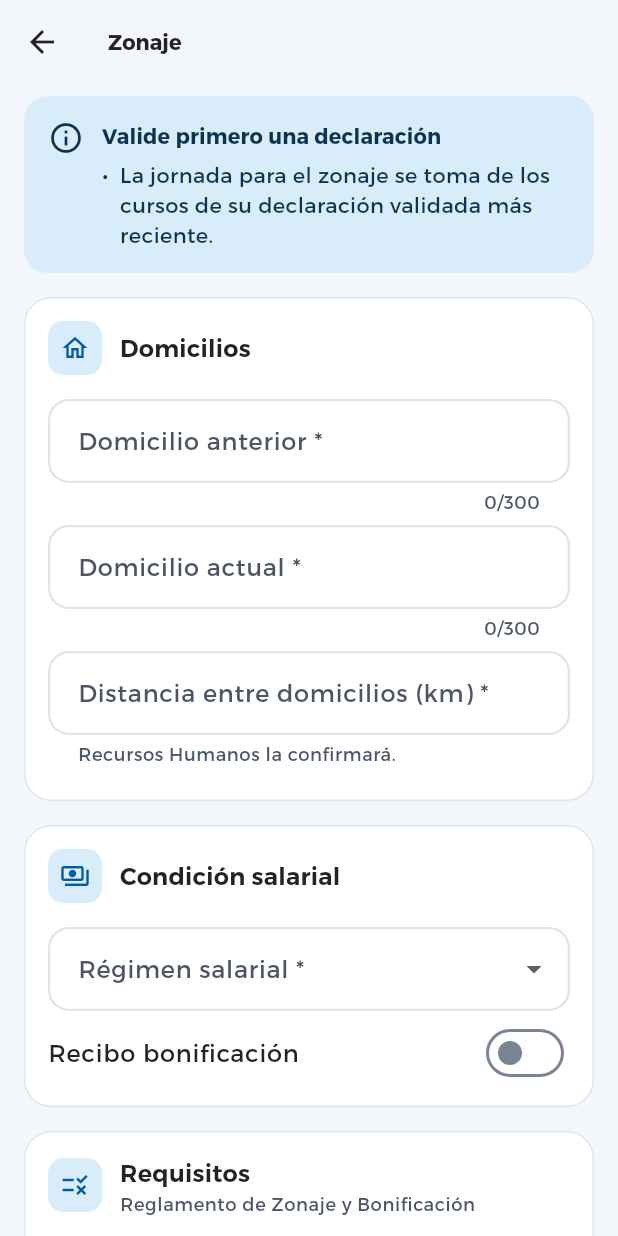
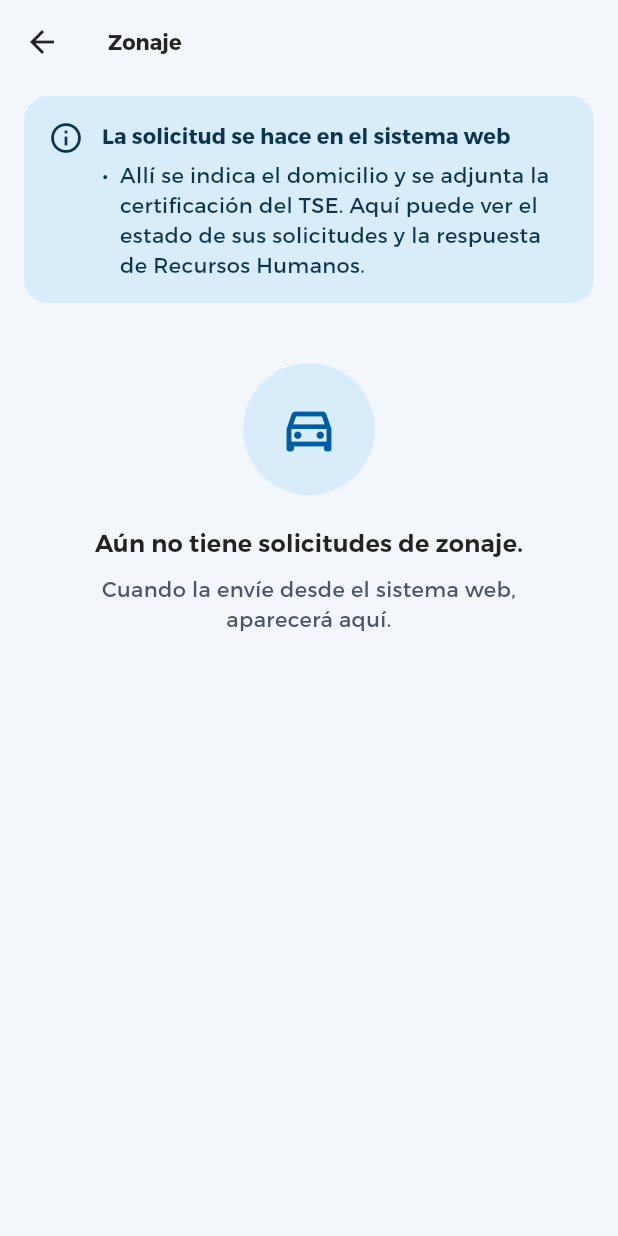
Before and after one commit to CrisSalas07/DeclaraUCR, a Flutter app: the ZonajeScreen screen opened directly, on a phone screen of 412 x 824 dp. Run offline on Flutter 3.47's test engine with Material 3 defaults, Android fonts, the phone set to English and light mode, and no system bars; our stand-ins replace cloud_firestore, firebase_auth, firebase_core; accounts and stored records are empty.

Commit message:
feat: zonaje read only, from the Proyecto 1 requests
Adaptation decision: no map in the phone, so zonaje requests are made in
the web system (home location, TSE certificate, road distance) and the
mobile app shows their status. FirestoreZonajeRepository lists the
person's zonajeRequests filtered by declarantUid, as the Proyecto 1 rules
require, and no longer sends anything. The screen shows each request
with its period, status, distances, workday, regime and HR's observation
or annulment reason, with loading, error and empty states; the history
uses the same status. The old eligibility rules of the mobile form are
removed.

The seed adds a rejected request and verify.mjs checks the list query
against the Proyecto 1 rules.

Co-Authored-By: Claude Opus 5.5 <noreply@anthropic.com>

```diff
--- a/lib/domain/zonaje_eligibility.dart
+++ /dev/null
@@ -1,64 +0,0 @@
-import 'package:declara_ucr/models/zonaje_request.dart';
-
-/// One reason why a teacher cannot receive zonaje (RF-8.2).
-enum ZonajeIneligibility {
-  /// R16: only teachers under salario compuesto.
-  notCompositeSalary,
-
-  /// R17: the previous and current home must be more than 60 km apart.
-  distanceTooShort,
-
-  /// R18: the workday must be at least half time.
-  workloadBelowHalfTime,
-
-  /// R19: zonaje and bonificación cannot be held at the same time.
-  alreadyHasBonus,
-}
-
-/// Limits of the Reglamento General de Zonaje y Bonificación (UCR, 2014).
-/// firestore.rules repeats them: change both together.
-abstract final class ZonajeLimits {
-  /// R17: the distance must be strictly greater than this, in km (art. 8).
-  static const double minDistanceKm = 60;
-
-  /// R18: half time, 20 weekly hours (art. 4 d).
-  static const int minWeeklyMinutes = 20 * 60;
-
-  static const int maxAddressLength = 300;
-  static const double maxDistanceKm = 1000;
-}
-
-/// Eligibility rules for zonaje (R16 to R19), reused from DeclaraHorario
-/// (`ZonajeEligibility`). Pure Dart.
-abstract final class ZonajeEligibility {
-  /// Every reason why the teacher cannot receive zonaje, in rule order; an
-  /// empty list means eligible. [weeklyMinutes] is the workday of the
-  /// courses of a VALIDADA declaration (zero without one).
-  static List<ZonajeIneligibility> check({
-    required SalaryRegime regime,
-    required double distanceKm,
-    required int weeklyMinutes,
-    required bool hasBonus,
-  }) => [
-    if (regime != SalaryRegime.composite)
-      ZonajeIneligibility.notCompositeSalary,
-    if (distanceKm <= ZonajeLimits.minDistanceKm)
-      ZonajeIneligibility.distanceTooShort,
-    if (weeklyMinutes < ZonajeLimits.minWeeklyMinutes)
-      ZonajeIneligibility.workloadBelowHalfTime,
-    if (hasBonus) ZonajeIneligibility.alreadyHasBonus,
-  ];
-
-  static String message(ZonajeIneligibility reason) => switch (reason) {
-    ZonajeIneligibility.notCompositeSalary =>
-      'El zonaje solo aplica para salario compuesto. Con salario global, el '
-          'desarraigo lo autoriza la Sede Regional.',
-    ZonajeIneligibility.distanceTooShort =>
-      'La distancia entre el domicilio anterior y el actual debe ser mayor '
-          'de ${ZonajeLimits.minDistanceKm.toInt()} km.',
-    ZonajeIneligibility.workloadBelowHalfTime =>
-      'Su jornada en cursos debe ser de al menos ½ tiempo (20 horas).',
-    ZonajeIneligibility.alreadyHasBonus =>
-      'No puede tener zonaje y bonificación al mismo tiempo.',
-  };
-}
--- a/lib/main.dart
+++ b/lib/main.dart
@@ -44,7 +44,7 @@ Future<void> main() async {
           uid: uid,
           periods: periods,
         ),
-        zonajeFor: (uid) => FirestoreZonajeRepository(firestore, ownerUid: uid),
+        zonajeFor: (uid) => FirestoreZonajeRepository(firestore, uid: uid),
       ),
     );
   } catch (e) {
--- a/lib/models/zonaje_request.dart
+++ b/lib/models/zonaje_request.dart
@@ -14,17 +14,20 @@ enum SalaryRegime {
   );
 }
 
-/// Status of a zonaje request, with the names of the original system. This
-/// app only sends requests: HR review is out of scope, like signatures.
+/// Status of a zonaje request, with the names of the Proyecto 1.
 enum ZonajeStatus {
-  requested('SOLICITADA'),
-  approved('APROBADA'),
-  rejected('RECHAZADA'),
-  annulled('ANULADA');
+  requested('SOLICITADA', 'En revisión de RRHH'),
+  approved('APROBADA', 'Aprobada'),
+  rejected('RECHAZADA', 'Rechazada'),
+  annulled('ANULADA', 'Anulada');
 
-  const ZonajeStatus(this.value);
+  const ZonajeStatus(this.value, this.label);
 
+  /// Stored value.
   final String value;
+
+  /// What it means for the person, in Spanish.
+  final String label;
 
   static ZonajeStatus fromValue(String value) => ZonajeStatus.values.firstWhere(
     (s) => s.value == value,
@@ -32,37 +35,52 @@ enum ZonajeStatus {
   );
 }
 
-/// A zonaje request (Reglamento General de Zonaje y Bonificación, UCR).
+/// A zonaje request of the Proyecto 1 (`zonajeRequests/{periodId}_{uid}`),
+/// read only: it is made in the web system, which asks for the home on a
+/// map and the TSE certificate. HR reviews it there.
 class ZonajeRequest {
   const ZonajeRequest({
-    this.id,
+    required this.id,
     required this.previousAddress,
     required this.currentAddress,
-    required this.distanceKm,
+    required this.declaredDistanceKm,
     required this.regime,
-    required this.hasBonus,
     required this.weeklyMinutes,
-    required this.declarationId,
-    this.status = ZonajeStatus.requested,
+    required this.status,
+    this.periodId,
     this.createdAt,
+    this.confirmedDistanceKm,
+    this.hrObservation,
+    this.reviewedAt,
+    this.annulReason,
   });
 
-  final String? id;
+  final String id;
+
+  /// Period of the declaration it is based on (older requests have none).
+  final String? periodId;
   final String previousAddress;
   final String currentAddress;
 
-  /// Distance between the previous and the current home, as declared.
-  final double distanceKm;
+  /// Distance the person declared.
+  final double declaredDistanceKm;
+
+  /// Distance HR confirmed when it approved the request.
+  final double? confirmedDistanceKm;
   final SalaryRegime regime;
 
-  /// Whether the person already receives bonificación.
-  final bool hasBonus;
-
-  /// Workday of the courses of [declarationId] when it was sent.
+  /// Workday assigned in the period when it was sent.
   final int weeklyMinutes;
-
-  /// The VALIDADA declaration whose courses give the workday.
-  final String declarationId;
   final ZonajeStatus status;
   final DateTime? createdAt;
+
+  /// Why HR rejected it.
+  final String? hrObservation;
+  final DateTime? reviewedAt;
+
+  /// Why HR annulled an approved request.
+  final String? annulReason;
+
+  /// The confirmed distance once there is one, else the declared one.
+  double get distanceKm => confirmedDistanceKm ?? declaredDistanceKm;
 }
--- a/lib/screens/zonaje_screen.dart
+++ b/lib/screens/zonaje_screen.dart
@@ -1,331 +1,172 @@
-import 'package:declara_ucr/data/zonaje_repository.dart';
 import 'package:declara_ucr/domain/time_rules.dart';
-import 'package:declara_ucr/domain/zonaje_eligibility.dart';
-import 'package:declara_ucr/models/declaration.dart';
-import 'package:declara_ucr/models/declaration_status.dart';
+import 'package:declara_ucr/domain/workload_catalog.dart';
 import 'package:declara_ucr/models/zonaje_request.dart';
+import 'package:declara_ucr/screens/declarations_screen.dart' show EmptyMessage;
 import 'package:declara_ucr/state/loadable.dart';
 import 'package:declara_ucr/theme/ucr_theme.dart';
 import 'package:declara_ucr/widgets/common.dart';
 import 'package:flutter/material.dart';
-import 'package:flutter/services.dart';
 import 'package:provider/provider.dart';
 
-/// Zonaje request (Reglamento General de Zonaje y Bonificación): the
-/// person writes both homes and the distance, picks the salary regime and
-/// whether they receive bonificación. The workday comes from the courses
-/// of their latest VALIDADA declaration, never typed. The rules R16 to R19
-/// are checked as they fill it in; HR review is out of scope.
-class ZonajeScreen extends StatefulWidget {
+/// Zonaje, read only: the status of the person's requests and HR's answer.
+/// The request itself is made in the web system of the Proyecto 1, which
+/// asks for the home on a map and the TSE certificate (adaptation decision:
+/// no map in the phone).
+class ZonajeScreen extends StatelessWidget {
   const ZonajeScreen({super.key});
 
   @override
-  State<ZonajeScreen> createState() => _ZonajeScreenState();
-}
-
-class _ZonajeScreenState extends State<ZonajeScreen> {
-  final _formKey = GlobalKey<FormState>();
-  final _previous = TextEditingController();
-  final _current = TextEditingController();
-  final _distance = TextEditingController();
-  SalaryRegime? _regime;
-  bool _hasBonus = false;
-  bool _busy = false;
-
-  @override
-  void dispose() {
-    for (final c in [_previous, _current, _distance]) {
-      c.dispose();
-    }
-    super.dispose();
-  }
-
-  double? get _km => double.tryParse(_distance.text.replaceAll(',', '.'));
-
-  String? _address(String? v) {
-    final text = (v ?? '').trim();
-    if (text.isEmpty) return 'Este campo es obligatorio.';
-    if (text.length < 10) return 'Escriba provincia, cantón y distrito.';
-    return null;
-  }
-
-  String? _distanceError(String? _) {
-    final km = _km;
-    if (km == null) return 'Escriba la distancia en kilómetros.';
-    if (km <= 0 || km > ZonajeLimits.maxDistanceKm) {
-      return 'Use un valor entre 1 y ${ZonajeLimits.maxDistanceKm.toInt()} km.';
-    }
-    return null;
-  }
-
-  Future<void> _send(Declaration source) async {
-    if (!_formKey.currentState!.validate()) return;
-    setState(() => _busy = true);
-    final messenger = ScaffoldMessenger.of(context);
-    try {
-      await context.read<ZonajeRepository>().send(
-        ZonajeRequest(
-          previousAddress: _previous.text,
-          currentAddress: _current.text,
-          distanceKm: (_km! * 10).roundToDouble() / 10,
-          regime: _regime!,
-          hasBonus: _hasBonus,
-          weeklyMinutes: source.coursesMinutes,
-          declarationId: source.id!,
-        ),
-      );
-      _formKey.currentState!.reset();
-      for (final c in [_previous, _current, _distance]) {
-        c.clear();
-      }
-      setState(() {
-        _regime = null;
-        _hasBonus = false;
-      });
-      messenger.showSnackBar(
-        const SnackBar(content: Text('Solicitud de zonaje enviada.')),
-      );
-    } catch (e) {
-      debugPrint('Sending zonaje failed: $e');
-      messenger.showSnackBar(
-        const SnackBar(
-          content: Text(
-            'No se pudo enviar. Revise la conexión e intente de '
-            'nuevo.',
-          ),
-        ),
-      );
-    } finally {
-      if (mounted) setState(() => _busy = false);
-    }
-  }
-
-  @override
   Widget build(BuildContext context) {
-    final declarations =
-        context.watch<Loadable<List<Declaration>>>().value ??
-        const <Declaration>[];
-    final requests =
-        context.watch<Loadable<List<ZonajeRequest>>>().value ??
-        const <ZonajeRequest>[];
-    final validated = declarations
-        .where((d) => d.status == DeclarationStatus.validated && d.id != null)
-        .toList();
-    final source = validated.isEmpty ? null : validated.first;
-    final pending = requests.any((r) => r.status == ZonajeStatus.requested);
-    final reasons = _regime == null || _km == null
-        ? null
-        : ZonajeEligibility.check(
-            regime: _regime!,
-            distanceKm: _km!,
-            weeklyMinutes: source?.coursesMinutes ?? 0,
-            hasBonus: _hasBonus,
-          );
-    final canSend =
-        source != null && !pending && reasons != null && reasons.isEmpty;
-
+    final loaded = context.watch<Loadable<List<ZonajeRequest>>>();
+    final requests = loaded.value ?? const <ZonajeRequest>[];
     return Scaffold(
       appBar: AppBar(title: const Text('Zonaje')),
-      body: Form(
-        key: _formKey,
-        onChanged: () => setState(() {}),
-        child: ListView(
+      body: ListView(
         padding: const EdgeInsets.fromLTRB(16, 8, 16, 24),
         children: [
-            if (source == null)
           const InfoBanner(
             icon: Icons.info_outline,
-                title: 'Valide primero una declaración',
+            title: 'La solicitud se hace en el sistema web',
             lines: [
-                  'La jornada para el zonaje se toma de los cursos de su '
-                      'declaración validada más reciente.',
+              'Allí se indica el domicilio y se adjunta la certificación del '
+                  'TSE. Aquí puede ver el estado de sus solicitudes y la '
+                  'respuesta de Recursos Humanos.',
             ],
+          ),
+          const SizedBox(height: 16),
+          if (loaded.loading)
+            const Padding(
+              padding: EdgeInsets.all(32),
+              child: Center(child: CircularProgressIndicator()),
+            )
+          else if (loaded.failed)
+            const EmptyMessage(
+              icon: Icons.cloud_off_outlined,
+              title: 'No se pudieron cargar sus solicitudes.',
+              body: 'Revise la conexión y vuelva a abrir la aplicación.',
+            )
+          else if (requests.isEmpty)
+            const EmptyMessage(
+              icon: Icons.directions_car_outlined,
+              title: 'Aún no tiene solicitudes de zonaje.',
+              body: 'Cuando la envíe desde el sistema web, aparecerá aquí.',
             )
           else
-              InfoBanner(
-                icon: Icons.schedule_outlined,
-                title:
-                    'Jornada en cursos: '
-                    '${TimeRules.hoursLabel(source.coursesMinutes)}',
-                lines: const ['De su declaración validada más reciente.'],
-                tone: BannerTone.success,
-              ),
-            if (pending) ...[
-              const SizedBox(height: 12),
-              const InfoBanner(
-                icon: Icons.hourglass_top_outlined,
-                title: 'Ya tiene una solicitud SOLICITADA',
-                lines: ['Espere la revisión de Recursos Humanos.'],
-              ),
-            ],
-            const SizedBox(height: 16),
-            SectionCard(
-              icon: Icons.home_outlined,
-              title: 'Domicilios',
-              children: [
-                TextFormField(
-                  controller: _previous,
-                  maxLength: ZonajeLimits.maxAddressLength,
-                  minLines: 1,
-                  maxLines: 3,
-                  textCapitalization: TextCapitalization.sentences,
-                  decoration: const InputDecoration(
-                    labelText: 'Domicilio anterior *',
-                    hintText: 'Provincia, cantón, distrito y señas',
-                  ),
-                  validator: _address,
-                ),
-                const SizedBox(height: 8),
-                TextFormField(
-                  controller: _current,
-                  maxLength: ZonajeLimits.maxAddressLength,
-                  minLines: 1,
-                  maxLines: 3,
-                  textCapitalization: TextCapitalization.sentences,
-                  decoration: const InputDecoration(
-                    labelText: 'Domicilio actual *',
-                    hintText: 'Provincia, cantón, distrito y señas',
-                  ),
-                  validator: _address,
-                ),
-                const SizedBox(height: 8),
-                TextFormField(
-                  controller: _distance,
-                  keyboardType: const TextInputType.numberWithOptions(
-                    decimal: true,
-                  ),
-                  inputFormatters: [
-                    FilteringTextInputFormatter.allow(RegExp(r'[0-9.,]')),
-                    LengthLimitingTextInputFormatter(6),
-                  ],
-                  decoration: const InputDecoration(
-                    labelText: 'Distancia entre domicilios (km) *',
-                    helperText: 'Recursos Humanos la confirmará.',
-                    suffixText: 'km',
-                  ),
-                  validator: _distanceError,
-                ),
-                const SizedBox(height: 16),
-              ],
-            ),
-            SectionCard(
-              icon: Icons.payments_outlined,
-              title: 'Condición salarial',
-              children: [
-                DropdownButtonFormField<SalaryRegime>(
-                  initialValue: _regime,
-                  isExpanded: true,
-                  decoration: const InputDecoration(
-                    labelText: 'Régimen salarial *',
-                  ),
-                  items: [
-                    for (final r in SalaryRegime.values)
-                      DropdownMenuItem(value: r, child: Text(r.label)),
-                  ],
-                  validator: (v) => v == null ? 'Seleccione una opción.' : null,
-                  onChanged: (v) => setState(() => _regime = v),
-                ),
-                SwitchListTile(
-                  contentPadding: EdgeInsets.zero,
-                  title: const Text('Recibo bonificación'),
-                  value: _hasBonus,
-                  onChanged: (v) => setState(() => _hasBonus = v),
-                ),
-              ],
-            ),
-            SectionCard(
-              icon: Icons.rule_outlined,
-              title: 'Requisitos',
-              subtitle: 'Reglamento de Zonaje y Bonificación',
-              children: [
-                _Rule(
-                  'Salario compuesto',
-                  _regime == null ? null : _regime == SalaryRegime.composite,
-                ),
-                _Rule(
-                  'Más de ${ZonajeLimits.minDistanceKm.toInt()} km entre '
-                  'domicilios',
-                  _km == null ? null : _km! > ZonajeLimits.minDistanceKm,
-                ),
-                _Rule(
-                  'Jornada de al menos ½ tiempo (20 h)',
-                  (source?.coursesMinutes ?? 0) >=
-                      ZonajeLimits.minWeeklyMinutes,
-                ),
-                _Rule('Sin bonificación', !_hasBonus),
-                if (reasons != null && reasons.isNotEmpty) ...[
-                  const SizedBox(height: 8),
-                  for (final r in reasons)
-                    Padding(
-                      padding: const EdgeInsets.only(bottom: 6),
-                      child: Text(
-                        ZonajeEligibility.message(r),
-                        style: TextStyle(
-                          color: Theme.of(context).colorScheme.error,
-                        ),
-                      ),
-                    ),
-                ],
-                const SizedBox(height: 8),
-              ],
-            ),
-            FilledButton.icon(
-              onPressed: canSend && !_busy ? () => _send(source) : null,
-              icon: const Icon(Icons.send_outlined),
-              label: const Text('Enviar solicitud'),
-            ),
-            const SizedBox(height: 24),
-            if (requests.isNotEmpty) ...[
-              Text(
-                'Mis solicitudes',
-                style: Theme.of(context).textTheme.titleMedium,
-              ),
-              const SizedBox(height: 8),
-              for (final r in requests) ZonajeRequestTile(request: r),
-            ],
-          ],
-        ),
-      ),
-    );
-  }
-}
-
-/// A requirement with a check, a cross, or a dash while unknown.
-class _Rule extends StatelessWidget {
-  const _Rule(this.label, this.met);
-
-  final String label;
-  final bool? met;
-
-  @override
-  Widget build(BuildContext context) {
-    final scheme = Theme.of(context).colorScheme;
-    return Padding(
-      padding: const EdgeInsets.only(bottom: 8),
-      child: Row(
-        children: [
-          Icon(
-            met == null
-                ? Icons.remove_circle_outline
-                : met!
-                ? Icons.check_circle
-                : Icons.cancel_outlined,
-            size: 20,
-            color: met == null
-                ? scheme.outline
-                : met!
-                ? UcrColors.blue
-                : scheme.error,
-          ),
-          const SizedBox(width: 8),
-          Expanded(child: Text(label)),
+            for (final r in requests) _RequestCard(request: r),
         ],
       ),
     );
   }
 }
 
-/// One zonaje request: date, distance and status.
+/// "2026_II" → "II Ciclo - 2026", as the period names of the Proyecto 1.
+String periodLabel(String? periodId) {
+  final match = RegExp(r'^(\d{4})_(I{1,3})$').firstMatch(periodId ?? '');
+  if (match == null) return periodId ?? 'Sin período';
+  return '${match[2]} Ciclo - ${match[1]}';
+}
+
+String _km(double km) =>
+    '${km.toStringAsFixed(km.truncateToDouble() == km ? 0 : 1).replaceAll('.', ',')} km';
+
+/// Color of each status, readable with dark ink (as the declaration chips).
+Color _statusColor(ZonajeStatus status, ColorScheme scheme) => switch (status) {
+  ZonajeStatus.requested => UcrColors.skyBlue,
+  ZonajeStatus.approved => UcrColors.green,
+  ZonajeStatus.rejected => scheme.errorContainer,
+  ZonajeStatus.annulled => scheme.surfaceContainerHighest,
+};
+
+class _ZonajeStatusChip extends StatelessWidget {
+  const _ZonajeStatusChip(this.status);
+
+  final ZonajeStatus status;
+
+  @override
+  Widget build(BuildContext context) => Container(
+    padding: const EdgeInsets.symmetric(horizontal: 10, vertical: 5),
+    decoration: BoxDecoration(
+      color: _statusColor(status, Theme.of(context).colorScheme),
+      borderRadius: BorderRadius.circular(20),
+    ),
+    child: Text(
+      status.label,
+      style: Theme.of(context).textTheme.labelMedium
+          ?.copyWith(color: UcrColors.ink),
+    ),
+  );
+}
+
+/// One request with everything the person needs to know about it.
+class _RequestCard extends StatelessWidget {
+  const _RequestCard({required this.request});
+
+  final ZonajeRequest request;
+
+  @override
+  Widget build(BuildContext context) {
+    final r = request;
+    final text = Theme.of(context).textTheme;
+    return SectionCard(
+      icon: Icons.directions_car_outlined,
+      title: 'Zonaje · ${periodLabel(r.periodId)}',
+      subtitle: 'Enviada el ${formatDate(r.createdAt)}',
+      trailing: _ZonajeStatusChip(r.status),
+      children: [
+        ReadOnlyLine(label: 'Domicilio anterior', value: r.previousAddress),
+        ReadOnlyLine(label: 'Domicilio actual', value: r.currentAddress),
+        ReadOnlyLine(
+          label: 'Distancia declarada',
+          value: _km(r.declaredDistanceKm),
+        ),
+        if (r.confirmedDistanceKm != null)
+          ReadOnlyLine(
+            label: 'Distancia confirmada por RRHH',
+            value: _km(r.confirmedDistanceKm!),
+          ),
+        ReadOnlyLine(
+          label: 'Jornada asignada',
+          value:
+              WorkloadCatalog.labelFor(r.weeklyMinutes) ??
+              TimeRules.hoursLabel(r.weeklyMinutes),
+        ),
+        ReadOnlyLine(label: 'Régimen salarial', value: r.regime.label),
+        if (r.status == ZonajeStatus.rejected &&
+            (r.hrObservation ?? '').isNotEmpty) ...[
+          const SizedBox(height: 8),
+          InfoBanner(
+            icon: Icons.comment_outlined,
+            tone: BannerTone.error,
+            title: 'Observación de Recursos Humanos',
+            lines: [
+              r.hrObservation!,
+              'Puede corregirla y reenviarla desde el sistema web.',
+            ],
+          ),
+        ],
+        if (r.status == ZonajeStatus.annulled &&
+            (r.annulReason ?? '').isNotEmpty) ...[
+          const SizedBox(height: 8),
+          InfoBanner(
+            icon: Icons.block_outlined,
+            title: 'Motivo de la anulación',
+            lines: [r.annulReason!],
+          ),
+        ],
+        if (r.status == ZonajeStatus.requested)
+          Padding(
+            padding: const EdgeInsets.only(top: 8),
+            child: Text(
+              'Recursos Humanos de su sede la está revisando.',
+              style: text.bodySmall,
+            ),
+          ),
+      ],
+    );
+  }
+}
+
+/// One zonaje request in the history: period, distance and status.
 class ZonajeRequestTile extends StatelessWidget {
   const ZonajeRequestTile({super.key, required this.request});
 
@@ -336,17 +177,11 @@ class ZonajeRequestTile extends StatelessWidget {
     margin: const EdgeInsets.only(bottom: 10),
     child: ListTile(
       leading: const Icon(Icons.directions_car_outlined, color: UcrColors.blue),
-      title: Text(
-        'Zonaje · ${request.distanceKm.toString().replaceAll('.', ',')} km',
+      title: Text('Zonaje · ${periodLabel(request.periodId)}'),
+      subtitle: Text(
+        '${formatDate(request.createdAt)} · ${_km(request.distanceKm)}',
       ),
-      subtitle: Text(
-        '${formatDate(request.createdAt)} · '
-        '${TimeRules.hoursLabel(request.weeklyMinutes)} en cursos',
-      ),
-      trailing: Text(
-        request.status.value,
-        style: Theme.of(context).textTheme.labelLarge,
-      ),
+      trailing: _ZonajeStatusChip(request.status),
     ),
   );
 }
```
Also changed, not shown: lib/data/zonaje_repository.dart (+31 -40 lines), 8 other files. Lines whose indentation alone changed are shown as unchanged.
